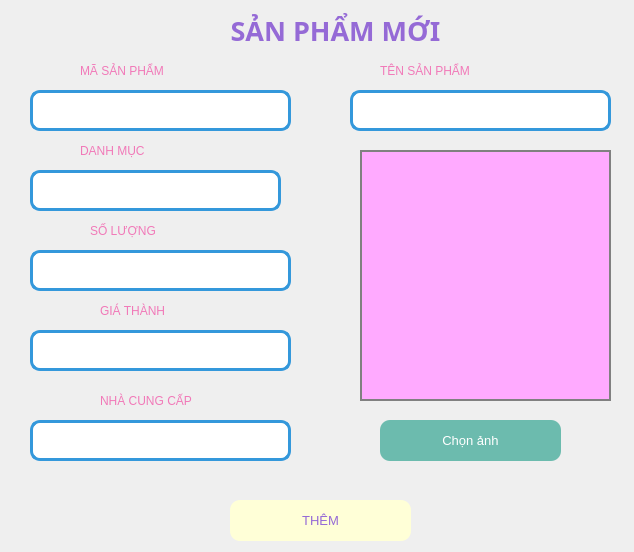
Before: the Qt Designer form SanPham/themSP.ui in minhngoc22/Pet-Store, drawn with Qt 5.
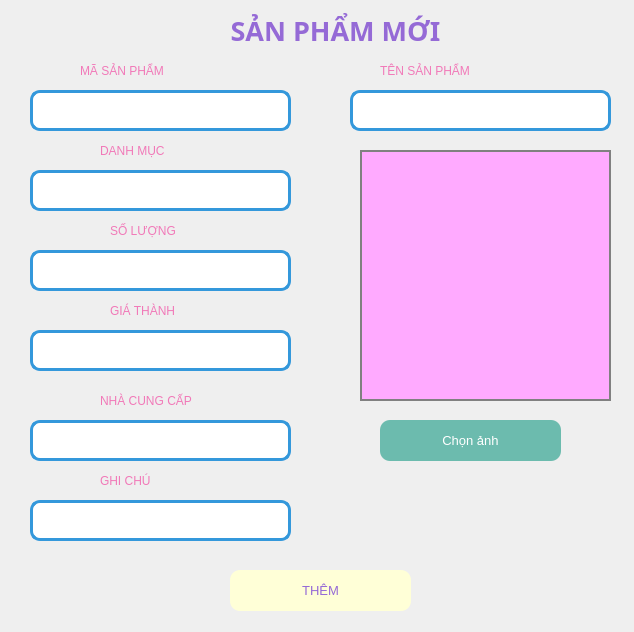
After: the same form once the commit is applied. Icons and pictures are not drawn.

```diff
--- a/SanPham/themSP.ui
+++ b/SanPham/themSP.ui
@@ -7,7 +7,7 @@
     <x>0</x>
     <y>0</y>
     <width>634</width>
-    <height>552</height>
+    <height>632</height>
    </rect>
   </property>
   <property name="windowTitle">
@@ -77,27 +77,6 @@
     <string>Chọn ảnh</string>
    </property>
   </widget>
-  <widget class="QPushButton" name="btn_them">
-   <property name="geometry">
-    <rect>
-     <x>230</x>
-     <y>500</y>
-     <width>181</width>
-     <height>41</height>
-    </rect>
-   </property>
-   <property name="font">
-    <font>
-     <pointsize>10</pointsize>
-    </font>
-   </property>
-   <property name="styleSheet">
-    <string>background-color: rgb(255, 255, 215); color: rgb(149, 106, 214); border-radius: 10px;</string>
-   </property>
-   <property name="text">
-    <string>THÊM</string>
-   </property>
-  </widget>
   <widget class="QTextEdit" name="txt_maSP">
    <property name="geometry">
     <rect>
@@ -167,7 +146,7 @@
   <widget class="QLabel" name="label_6">
    <property name="geometry">
     <rect>
-     <x>100</x>
+     <x>110</x>
      <y>300</y>
      <width>141</width>
      <height>21</height>
@@ -200,7 +179,7 @@
   <widget class="QLabel" name="label_3">
    <property name="geometry">
     <rect>
-     <x>90</x>
+     <x>110</x>
      <y>220</y>
      <width>141</width>
      <height>21</height>
@@ -235,7 +214,7 @@
     <rect>
      <x>30</x>
      <y>170</y>
-     <width>251</width>
+     <width>261</width>
      <height>41</height>
     </rect>
    </property>
@@ -266,7 +245,7 @@
   <widget class="QLabel" name="label_4">
    <property name="geometry">
     <rect>
-     <x>80</x>
+     <x>100</x>
      <y>140</y>
      <width>131</width>
      <height>21</height>
@@ -332,6 +311,60 @@
       }</string>
    </property>
   </widget>
+  <widget class="QPushButton" name="btn_them">
+   <property name="geometry">
+    <rect>
+     <x>230</x>
+     <y>570</y>
+     <width>181</width>
+     <height>41</height>
+    </rect>
+   </property>
+   <property name="font">
+    <font>
+     <pointsize>10</pointsize>
+    </font>
+   </property>
+   <property name="styleSheet">
+    <string>background-color: rgb(255, 255, 215); color: rgb(149, 106, 214); border-radius: 10px;</string>
+   </property>
+   <property name="text">
+    <string>THÊM</string>
+   </property>
+  </widget>
+  <widget class="QTextEdit" name="txt_note">
+   <property name="geometry">
+    <rect>
+     <x>30</x>
+     <y>500</y>
+     <width>261</width>
+     <height>41</height>
+    </rect>
+   </property>
+   <property name="styleSheet">
+    <string notr="true">border-radius: 10px;
+        border: 3px solid #3498db;  /* Viền xanh dương */
+        background-color: #ffffff</string>
+   </property>
+  </widget>
+  <widget class="QLabel" name="label_7">
+   <property name="geometry">
+    <rect>
+     <x>100</x>
+     <y>470</y>
+     <width>101</width>
+     <height>21</height>
+    </rect>
+   </property>
+   <property name="styleSheet">
+    <string notr="true">font: 10pt &quot;UTM Bell&quot;;
+color: rgb(241, 121, 184);
+</string>
+   </property>
+   <property name="text">
+    <string>GHI CHÚ</string>
+   </property>
+  </widget>
  </widget>
  <resources/>
  <connections/>
```
